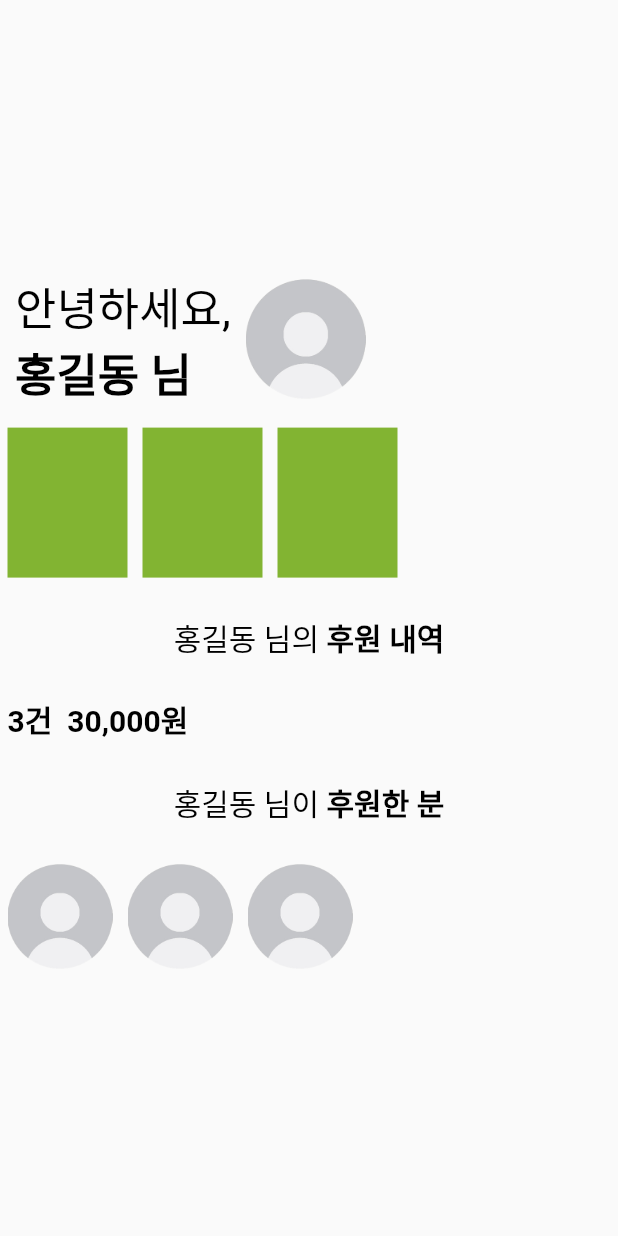
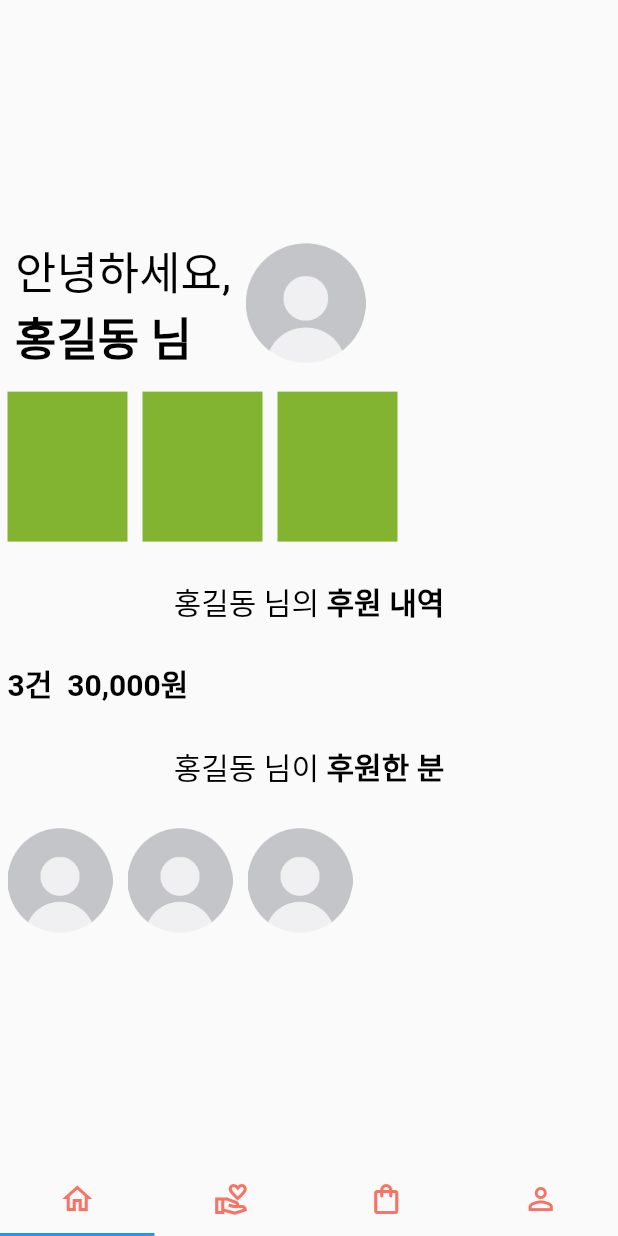
Before and after one commit to M1nseoPark/FlowerSunset, a Flutter app: the screen it shows after launch, on a phone screen of 412 x 824 dp. Run offline on Flutter 3.47's test engine with Material 2 defaults, Android fonts, the phone set to English and light mode, and no system bars.

Commit message:
Make TabBar

```diff
--- /dev/null
+++ b/lib/donateItem.dart
@@ -0,0 +1,13 @@
+import 'package:flutter/material.dart';
+
+
+class Senior {
+  String? imagePath;
+  String? seniorName;
+  String? seniorDetail;
+
+  Senior (
+    { required this.seniorName,
+      required this.seniorDetail,
+      required this.imagePath,});
+}
--- /dev/null
+++ b/lib/donateList.dart
@@ -0,0 +1,33 @@
+import 'package:flutter/material.dart';
+import 'donateItem.dart';
+
+class DonateList extends StatelessWidget {
+  final List<Senior>? list;
+  DonateList({Key? key, this.list}) : super(key: key);
+
+  @override
+  Widget build(BuildContext context) {
+    return Scaffold(
+        body: Container(
+          child: Center(
+            child: ListView.builder(itemBuilder: (context, position) {
+              return Card(
+                child: Row(
+                  children: <Widget>[
+                    Image.asset(
+                      list![position].imagePath!,
+                      height: 100,
+                      width: 100,
+                      fit: BoxFit.contain,
+                    ),
+                    Text(list![position].seniorName!)
+                  ],
+                ),
+              );},
+              itemCount: list!.length,
+            ),
+          ),
+        )
+    );
+  }
+}
--- /dev/null
+++ b/lib/home.dart
@@ -0,0 +1,146 @@
+import 'package:flutter/material.dart';
+
+class HomePage extends StatelessWidget {
+  @override
+  Widget build(BuildContext context) {
+    return Scaffold(
+        body: Container(
+          child: Center(
+            child: Container(
+              child: Column(
+                mainAxisAlignment: MainAxisAlignment.center,
+                children: <Widget>[
+                  Row(
+                    children: <Widget>[
+                      Padding(
+                        padding: EdgeInsets.all(10),
+                        child: RichText(
+                          text: TextSpan(
+                            children: [
+                              TextSpan(text: '안녕하세요,\n',
+                                  style: TextStyle(
+                                    color: Colors.black, fontSize: 30,)),
+                              TextSpan(text: '홍길동 님',
+                                  style: TextStyle(color: Colors.black,
+                                      fontSize: 30,
+                                      fontWeight: FontWeight.bold)),
+                            ],
+                          ),
+                        ),
+                      ),
+                      Image.asset('repo/images/profile.png', width: 80,),
+                    ],
+                  ),
+
+                  Row(
+                    children: <Widget>[
+                      Padding(
+                        padding: EdgeInsets.all(5),
+                        child: SizedBox(
+                          height: 100,
+                          width: 80,
+                          child: Container(color: Color(0xff82B432),),
+                        ),
+                      ),
+                      Padding(
+                        padding: EdgeInsets.all(5),
+                        child: SizedBox(
+                          height: 100,
+                          width: 80,
+                          child: Container(color: Color(0xff82B432),),
+                        ),
+                      ),
+                      Padding(
+                        padding: EdgeInsets.all(5),
+                        child: SizedBox(
+                          height: 100,
+                          width: 80,
+                          child: Container(color: Color(0xff82B432),),
+                        ),
+                      ),
+                    ],
+                  ),
+
+                  Padding(
+                    padding: EdgeInsets.all(20),
+                    child: RichText(
+                      text: TextSpan(
+                        children: [
+                          TextSpan(text: '홍길동 님의 ', style: TextStyle(
+                            color: Colors.black, fontSize: 20,)),
+                          TextSpan(text: '후원 내역', style: TextStyle(color: Colors
+                              .black,
+                              fontSize: 20,
+                              fontWeight: FontWeight.bold)),
+                        ],
+                      ),
+                    ),
+                  ),
+                  Row(
+                    children: <Widget>[
+                      Padding(
+                          padding: EdgeInsets.all(5),
+                          child: Text(
+                            '3건',
+                            style: TextStyle(color: Colors.black,
+                                fontSize: 20,
+                                fontWeight: FontWeight.bold),
+                          )
+                      ),
+                      Padding(
+                          padding: EdgeInsets.all(5),
+                          child: Text(
+                            '30,000원',
+                            style: TextStyle(color: Colors.black,
+                                fontSize: 20,
+                                fontWeight: FontWeight.bold),
+                          )
+                      ),
+                    ],
+                  ),
+
+                  Padding(
+                    padding: EdgeInsets.all(20),
+                    child: RichText(
+                      text: TextSpan(
+                        children: [
+                          TextSpan(text: '홍길동 님이 ', style: TextStyle(
+                            color: Colors.black, fontSize: 20,)),
+                          TextSpan(text: '후원한 분', style: TextStyle(color: Colors
+                              .black,
+                              fontSize: 20,
+                              fontWeight: FontWeight.bold)),
+                        ],
+                      ),
+                    ),
+                  ),
+                  Row(
+                    children: <Widget>[
+                      Padding(
+                        padding: EdgeInsets.all(5),
+                        child: Image.asset(
+                          'repo/images/profile.png',
+                          width: 70,),
+                      ),
+                      Padding(
+                        padding: EdgeInsets.all(5),
+                        child: Image.asset(
+                          'repo/images/profile.png',
+                          width: 70,),
+                      ),
+                      Padding(
+                        padding: EdgeInsets.all(5),
+                        child: Image.asset(
+                          'repo/images/profile.png',
+                          width: 70,),
+                      ),
+                    ],
+                  ),
+                ],
+              ),
+            ),
+          ),
+        )
+    );
+  }
+}
--- a/lib/intro.dart
+++ b/lib/intro.dart
@@ -1,7 +1,8 @@
 import 'dart:async';
 import 'package:flower_sunset/login.dart';
 import 'package:flower_sunset/main.dart';
-import 'package:flower_sunset/signup.dart';
+import 'package:flower_sunset/signUp.dart';
+import 'donateList.dart';
 import 'package:flutter/material.dart';
 
 
--- a/lib/main.dart
+++ b/lib/main.dart
@@ -1,5 +1,10 @@
 import 'package:flower_sunset/intro.dart';
 import 'package:flutter/material.dart';
+import 'donateItem.dart';
+import 'donateList.dart';
+import 'shopping.dart';
+import 'myPage.dart';
+import 'home.dart';
 
 void main() {
   runApp(const MyApp());
@@ -26,130 +31,47 @@
   State<MyHomePage> createState() => _MyHomePageState();
 }
 
-class _MyHomePageState extends State<MyHomePage> {
+
+class _MyHomePageState extends State<MyHomePage> with SingleTickerProviderStateMixin {
+  TabController? controller;
+  List<Senior> seniorList = new List.empty(growable: true);
+
+  @override
+  void initState() {
+    super.initState();
+    controller = TabController(length: 4, vsync: this);
+
+    seniorList.add(Senior(seniorName: "이영자 어르신", seniorDetail: "배고픔보다 정이 고파요",
+        imagePath: "repo/images/profile.png"));
+    seniorList.add(Senior(seniorName: "이영자 어르신", seniorDetail: "배고픔보다 정이 고파요",
+        imagePath: "repo/images/profile.png"));
+    seniorList.add(Senior(seniorName: "이영자 어르신", seniorDetail: "배고픔보다 정이 고파요",
+        imagePath: "repo/images/profile.png"));
+    seniorList.add(Senior(seniorName: "이영자 어르신", seniorDetail: "배고픔보다 정이 고파요",
+        imagePath: "repo/images/profile.png"));
+    seniorList.add(Senior(seniorName: "이영자 어르신", seniorDetail: "배고픔보다 정이 고파요",
+        imagePath: "repo/images/profile.png"));
+  }
+
+  @override
+  void dispose() {
+    controller!.dispose();
+    super.dispose();
+  }
+
   @override
   Widget build(BuildContext context) {
     return Scaffold(
-        body: Container(
-          child: Center(
-            child: Container(
-              child: Column(
-                mainAxisAlignment: MainAxisAlignment.center,
-                children: <Widget>[
-                  Row(
-                    children: <Widget>[
-                      Padding(
-                        padding: EdgeInsets.all(10),
-                        child: RichText(
-                          text: TextSpan(
-                            children: [
-                              TextSpan(text: '안녕하세요,\n', style: TextStyle(color: Colors.black, fontSize: 30,)),
-                              TextSpan(text: '홍길동 님', style: TextStyle(color: Colors.black, fontSize: 30, fontWeight: FontWeight.bold)),
-                            ],
-                          ),
-                        ),
-                      ),
-                      Image.asset('repo/images/profile.png', width: 80,),
-                    ],
-                  ),
-
-                  Row(
-                    children: <Widget>[
-                      Padding(
-                        padding: EdgeInsets.all(5),
-                        child: SizedBox(
-                          height: 100,
-                          width: 80,
-                          child: Container(color: Color(0xff82B432),),
-                        ),
-                      ),
-                      Padding(
-                        padding: EdgeInsets.all(5),
-                        child: SizedBox(
-                          height: 100,
-                          width: 80,
-                          child: Container(color: Color(0xff82B432),),
-                        ),
-                      ),
-                      Padding(
-                        padding: EdgeInsets.all(5),
-                        child: SizedBox(
-                          height: 100,
-                          width: 80,
-                          child: Container(color: Color(0xff82B432),),
-                        ),
-                      ),
-                    ],
-                  ),
-
-                  Padding(
-                    padding: EdgeInsets.all(20),
-                    child: RichText(
-                      text: TextSpan(
-                        children: [
-                          TextSpan(text: '홍길동 님의 ', style: TextStyle(color: Colors.black, fontSize: 20,)),
-                          TextSpan(text: '후원 내역', style: TextStyle(color: Colors.black, fontSize: 20, fontWeight: FontWeight.bold)),
-                        ],
-                      ),
-                    ),
-                  ),
-                  Row(
-                    children: <Widget>[
-                      Padding(
-                        padding: EdgeInsets.all(5),
-                        child: Text(
-                          '3건',
-                          style: TextStyle(color: Colors.black, fontSize: 20, fontWeight: FontWeight.bold),
-                        )
-                      ),
-                      Padding(
-                          padding: EdgeInsets.all(5),
-                          child: Text(
-                            '30,000원',
-                            style: TextStyle(color: Colors.black, fontSize: 20, fontWeight: FontWeight.bold),
-                          )
-                      ),
-                    ],
-                  ),
-
-                  Padding(
-                    padding: EdgeInsets.all(20),
-                    child: RichText(
-                      text: TextSpan(
-                        children: [
-                          TextSpan(text: '홍길동 님이 ', style: TextStyle(color: Colors.black, fontSize: 20,)),
-                          TextSpan(text: '후원한 분', style: TextStyle(color: Colors.black, fontSize: 20, fontWeight: FontWeight.bold)),
-                        ],
-                      ),
-                    ),
-                  ),
-                  Row(
-                    children: <Widget>[
-                      Padding(
-                        padding: EdgeInsets.all(5),
-                        child: Image.asset(
-                          'repo/images/profile.png',
-                          width: 70,),
-                      ),
-                      Padding(
-                        padding: EdgeInsets.all(5),
-                        child: Image.asset(
-                          'repo/images/profile.png',
-                          width: 70,),
-                      ),
-                      Padding(
-                        padding: EdgeInsets.all(5),
-                        child: Image.asset(
-                          'repo/images/profile.png',
-                          width: 70,),
-                      ),
-                    ],
-                  ),
-                ],
-              ),
-            ),
-          ),
-        )
+        body: TabBarView(
+          children: <Widget>[HomePage(), DonateList(list: seniorList), ShoppingPage(), MyPage(),],
+          controller: controller,
+        ),
+        bottomNavigationBar: TabBar(tabs: <Tab>[
+          Tab(icon: Icon(Icons.home_outlined, color: Color(0xffF87366),)),
+          Tab(icon: Icon(Icons.volunteer_activism_outlined, color: Color(0xffF87366),)),
+          Tab(icon: Icon(Icons.shopping_bag_outlined, color: Color(0xffF87366),)),
+          Tab(icon: Icon(Icons.person_outline_outlined, color: Color(0xffF87366),))
+        ], controller: controller,),
     );
   }
 }
--- /dev/null
+++ b/lib/myPage.dart
@@ -0,0 +1,14 @@
+import 'package:flutter/material.dart';
+
+class MyPage extends StatelessWidget {
+  @override
+  Widget build(BuildContext context) {
+    return Scaffold(
+      body: Container(
+        child: Center(
+          child: Text('마이 페이지'),
+        ),
+      ),
+    );
+  }
+}
--- /dev/null
+++ b/lib/shopping.dart
@@ -0,0 +1,14 @@
+import 'package:flutter/material.dart';
+
+class ShoppingPage extends StatelessWidget {
+  @override
+  Widget build(BuildContext context) {
+    return Scaffold(
+      body: Container(
+        child: Center(
+          child: Text('쇼핑 페이지'),
+        ),
+      ),
+    );
+  }
+}
```
Also changed, not shown: lib/signUp.dart (renamed from lib/signup.dart).
